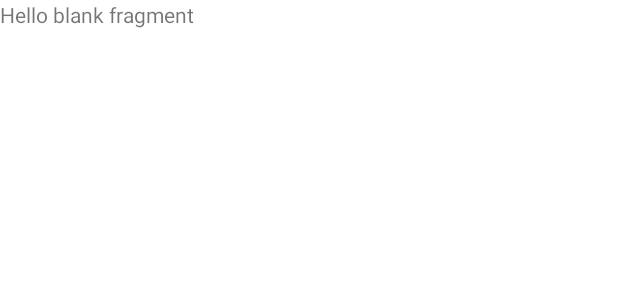
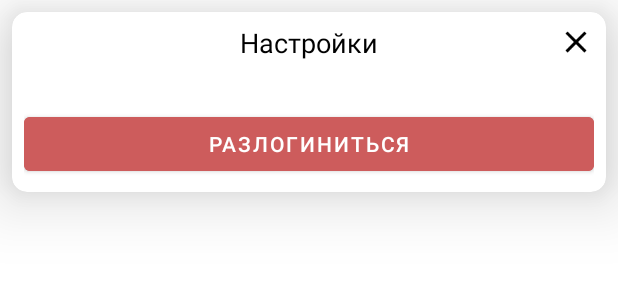
Before and after one commit to MaximT89/SecretApp, an Android app: the layout fragment_main.xml on its own in the app's theme, with its tools: preview values and no code run, on a phone screen of 412 x 824 dp. Shown: the top 300 px of the screen. Run offline under Robolectric (Android 15) with nearby library versions, the phone set to English and light mode, and no system bars.

Commit message:
removed the dark theme

```diff
--- a/app/src/main/java/com/second/world/secretapp/ui/screens/MainActivity.kt
+++ b/app/src/main/java/com/second/world/secretapp/ui/screens/MainActivity.kt
@@ -1,16 +1,13 @@
 package com.second.world.secretapp.ui.screens
 
-import android.content.ClipData
-import android.content.ClipboardManager
-import android.content.Context
 import android.os.Bundle
-import androidx.core.content.ContextCompat
 import com.second.world.secretapp.R
 import com.second.world.secretapp.core.bases.BaseActivity
 import dagger.hilt.android.AndroidEntryPoint
 
 @AndroidEntryPoint
 class MainActivity : BaseActivity() {
+
     override fun onCreate(savedInstanceState: Bundle?) {
         super.onCreate(savedInstanceState)
         setContentView(R.layout.activity_main)
--- a/app/src/main/java/com/second/world/secretapp/ui/screens/admin_screen/AdminFragment.kt
+++ b/app/src/main/java/com/second/world/secretapp/ui/screens/admin_screen/AdminFragment.kt
@@ -19,6 +19,8 @@
         btnCopySecretPin.click {  clipToBuffer(viewModel.secretPin.value.toString())  }
 
         btnBack.click { navigateTo(Destinations.ADMIN_TO_CALCULATOR.id) }
+
+        btnClearToDefault.click { viewModel.clearAllToDefault()}
     }
 
     override fun initObservers() = with(viewModel) {
--- a/app/src/main/java/com/second/world/secretapp/ui/screens/main_screen/MainViewModel.kt
+++ b/app/src/main/java/com/second/world/secretapp/ui/screens/main_screen/MainViewModel.kt
@@ -6,4 +6,8 @@
 
 @HiltViewModel
 class MainViewModel @Inject constructor() : BaseViewModel() {
+
+
+
+
 }
--- a/app/src/main/res/drawable/ic_baseline_close_24.xml
+++ b/app/src/main/res/drawable/ic_baseline_close_24.xml
@@ -1,4 +1,4 @@
-<vector android:height="24dp" android:tint="#E77A07"
+<vector android:height="24dp" android:tint="#000000"
     android:viewportHeight="24" android:viewportWidth="24"
     android:width="24dp" xmlns:android="http://schemas.android.com/apk/res/android">
     <path android:fillColor="@android:color/white" android:pathData="M19,6.41L17.59,5 12,10.59 6.41,5 5,6.41 10.59,12 5,17.59 6.41,19 12,13.41 17.59,19 19,17.59 13.41,12z"/>
--- /dev/null
+++ b/app/src/main/res/drawable/ic_baseline_settings_24.xml
@@ -0,0 +1,5 @@
+<vector android:height="24dp" android:tint="#000000"
+    android:viewportHeight="24" android:viewportWidth="24"
+    android:width="24dp" xmlns:android="http://schemas.android.com/apk/res/android">
+    <path android:fillColor="@android:color/white" android:pathData="M19.14,12.94c0.04,-0.3 0.06,-0.61 0.06,-0.94c0,-0.32 -0.02,-0.64 -0.07,-0.94l2.03,-1.58c0.18,-0.14 0.23,-0.41 0.12,-0.61l-1.92,-3.32c-0.12,-0.22 -0.37,-0.29 -0.59,-0.22l-2.39,0.96c-0.5,-0.38 -1.03,-0.7 -1.62,-0.94L14.4,2.81c-0.04,-0.24 -0.24,-0.41 -0.48,-0.41h-3.84c-0.24,0 -0.43,0.17 -0.47,0.41L9.25,5.35C8.66,5.59 8.12,5.92 7.63,6.29L5.24,5.33c-0.22,-0.08 -0.47,0 -0.59,0.22L2.74,8.87C2.62,9.08 2.66,9.34 2.86,9.48l2.03,1.58C4.84,11.36 4.8,11.69 4.8,12s0.02,0.64 0.07,0.94l-2.03,1.58c-0.18,0.14 -0.23,0.41 -0.12,0.61l1.92,3.32c0.12,0.22 0.37,0.29 0.59,0.22l2.39,-0.96c0.5,0.38 1.03,0.7 1.62,0.94l0.36,2.54c0.05,0.24 0.24,0.41 0.48,0.41h3.84c0.24,0 0.44,-0.17 0.47,-0.41l0.36,-2.54c0.59,-0.24 1.13,-0.56 1.62,-0.94l2.39,0.96c0.22,0.08 0.47,0 0.59,-0.22l1.92,-3.32c0.12,-0.22 0.07,-0.47 -0.12,-0.61L19.14,12.94zM12,15.6c-1.98,0 -3.6,-1.62 -3.6,-3.6s1.62,-3.6 3.6,-3.6s3.6,1.62 3.6,3.6S13.98,15.6 12,15.6z"/>
+</vector>
--- a/app/src/main/res/layout/fragment_auth.xml
+++ b/app/src/main/res/layout/fragment_auth.xml
@@ -11,7 +11,7 @@
         android:layout_width="match_parent"
         android:layout_height="wrap_content"
         android:gravity="center_horizontal"
-        android:padding="20dp"
+        android:padding="10dp"
         android:text="@string/auth"
         android:textColor="@color/black"
         android:textSize="25sp"
--- a/app/src/main/res/layout/fragment_main.xml
+++ b/app/src/main/res/layout/fragment_main.xml
@@ -1,14 +1,87 @@
 <?xml version="1.0" encoding="utf-8"?>
-<FrameLayout xmlns:android="http://schemas.android.com/apk/res/android"
+<androidx.constraintlayout.widget.ConstraintLayout xmlns:android="http://schemas.android.com/apk/res/android"
+    xmlns:app="http://schemas.android.com/apk/res-auto"
     xmlns:tools="http://schemas.android.com/tools"
+    android:id="@+id/mainScreenRoot"
     android:layout_width="match_parent"
     android:layout_height="match_parent"
     tools:context=".ui.screens.main_screen.MainFragment">
 
-    <!-- TODO: Update blank fragment layout -->
     <TextView
+        android:id="@+id/titleText"
         android:layout_width="match_parent"
-        android:layout_height="match_parent"
-        android:text="@string/hello_blank_fragment" />
+        android:layout_height="wrap_content"
+        android:gravity="center_horizontal"
+        android:padding="10dp"
+        android:text="@string/main_screen_title"
+        android:textColor="@color/black"
+        android:textSize="25sp"
+        app:layout_constraintEnd_toEndOf="parent"
+        app:layout_constraintHorizontal_bias="0.0"
+        app:layout_constraintStart_toStartOf="parent"
+        app:layout_constraintTop_toTopOf="parent" />
 
-</FrameLayout>
+    <androidx.cardview.widget.CardView
+        android:id="@+id/settingRoot"
+        android:layout_width="match_parent"
+        android:layout_height="120sp"
+        android:layout_margin="8dp"
+        android:elevation="10dp"
+        android:translationZ="25dp"
+        android:visibility="gone"
+        app:cardCornerRadius="10dp"
+        app:layout_constraintBottom_toBottomOf="parent"
+        app:layout_constraintEnd_toEndOf="parent"
+        app:layout_constraintHorizontal_bias="0.75"
+        app:layout_constraintStart_toStartOf="parent"
+        app:layout_constraintTop_toTopOf="parent"
+        app:layout_constraintVertical_bias="0.0"
+        tools:visibility="visible">
+
+        <androidx.constraintlayout.widget.ConstraintLayout
+            android:layout_width="match_parent"
+            android:layout_height="match_parent"
+            android:padding="8dp">
+
+            <TextView
+                android:id="@+id/titleSettings"
+                android:layout_width="match_parent"
+                android:layout_height="wrap_content"
+                android:gravity="center_horizontal"
+                android:text="@string/settings"
+                android:textColor="@color/black"
+                android:textSize="18sp"
+                app:layout_constraintTop_toTopOf="parent" />
+
+
+            <ImageView
+                android:id="@+id/btnCloseSettings"
+                android:layout_width="wrap_content"
+                android:layout_height="wrap_content"
+                android:src="@drawable/ic_baseline_close_24"
+                app:layout_constraintEnd_toEndOf="parent"
+                app:layout_constraintTop_toTopOf="parent" />
+
+            <Button
+                android:id="@+id/btnLogout"
+                android:layout_width="match_parent"
+                android:layout_height="wrap_content"
+                android:backgroundTint="@color/indian_red"
+                android:text="@string/logout"
+                app:layout_constraintBottom_toBottomOf="parent" />
+
+        </androidx.constraintlayout.widget.ConstraintLayout>
+
+    </androidx.cardview.widget.CardView>
+
+    <ImageView
+        android:id="@+id/btnScreenSettings"
+        android:layout_width="40sp"
+        android:layout_height="40sp"
+        android:layout_marginTop="8dp"
+        android:layout_marginEnd="8dp"
+        android:src="@drawable/ic_baseline_settings_24"
+        app:layout_constraintEnd_toEndOf="parent"
+        app:layout_constraintTop_toTopOf="parent" />
+
+</androidx.constraintlayout.widget.ConstraintLayout>
--- a/app/src/main/res/values-night/themes.xml
+++ /dev/null
@@ -1,20 +0,0 @@
-<resources xmlns:tools="http://schemas.android.com/tools">
-    <!-- Base application theme. -->
-    <style name="Theme.SecretApp" parent="Theme.MaterialComponents.DayNight.NoActionBar">
-        <!-- Primary brand color. -->
-        <item name="colorPrimary">@color/purple_200</item>
-        <item name="colorPrimaryVariant">@color/purple_700</item>
-        <item name="colorOnPrimary">@color/black</item>
-        <!-- Secondary brand color. -->
-        <item name="colorSecondary">@color/teal_200</item>
-        <item name="colorSecondaryVariant">@color/teal_200</item>
-        <item name="colorOnSecondary">@color/black</item>
-        <!-- Status bar color. -->
-        <item name="android:statusBarColor" tools:targetApi="l">?attr/colorPrimaryVariant</item>
-        <!-- Customize your theme here. -->
-    </style>
-
-    <style name="AlertDialog.Custom" parent="Theme.AppCompat.Light.Dialog.Alert">
-        <item name="android:windowBackground">@android:color/transparent</item>
-    </style>
-</resources>
--- a/app/src/main/res/values/strings.xml
+++ b/app/src/main/res/values/strings.xml
@@ -34,4 +34,8 @@
     <string name="btn_open">войти</string>
     <string name="get_sms_with_code">получить смс с паролем</string>
     <string name="phone_number">Номер телефона</string>
+    <string name="clear_all_settings_app">откатить все настройки</string>
+    <string name="main_screen_title">Управление API</string>
+    <string name="settings">Настройки</string>
+    <string name="logout">разлогиниться</string>
 </resources>
--- a/app/src/main/res/values/themes.xml
+++ b/app/src/main/res/values/themes.xml
@@ -1,7 +1,8 @@
 <resources xmlns:tools="http://schemas.android.com/tools">
     <!-- Base application theme. -->
-    <style name="Theme.SecretApp" parent="Theme.MaterialComponents.DayNight.NoActionBar">
+    <style name="Theme.SecretApp" parent="Theme.MaterialComponents.Light.NoActionBar">
         <!-- Primary brand color. -->
+        <item name="android:forceDarkAllowed" tools:targetApi="q">false</item>
         <item name="colorPrimary">@color/purple_500</item>
         <item name="colorPrimaryVariant">@color/purple_700</item>
         <item name="colorOnPrimary">@color/white</item>
```
Also changed, not shown: app/src/main/java/com/second/world/secretapp/ui/screens/admin_screen/AdminViewModel.kt (+9 -0 lines), app/src/main/java/com/second/world/secretapp/ui/screens/auth_screen/AuthViewModel.kt (+21 -0 lines), app/src/main/java/com/second/world/secretapp/ui/screens/main_screen/MainFragment.kt (+25 -1 lines), app/src/main/res/layout/fragment_admin.xml (+11 -0 lines), 1 other file.
